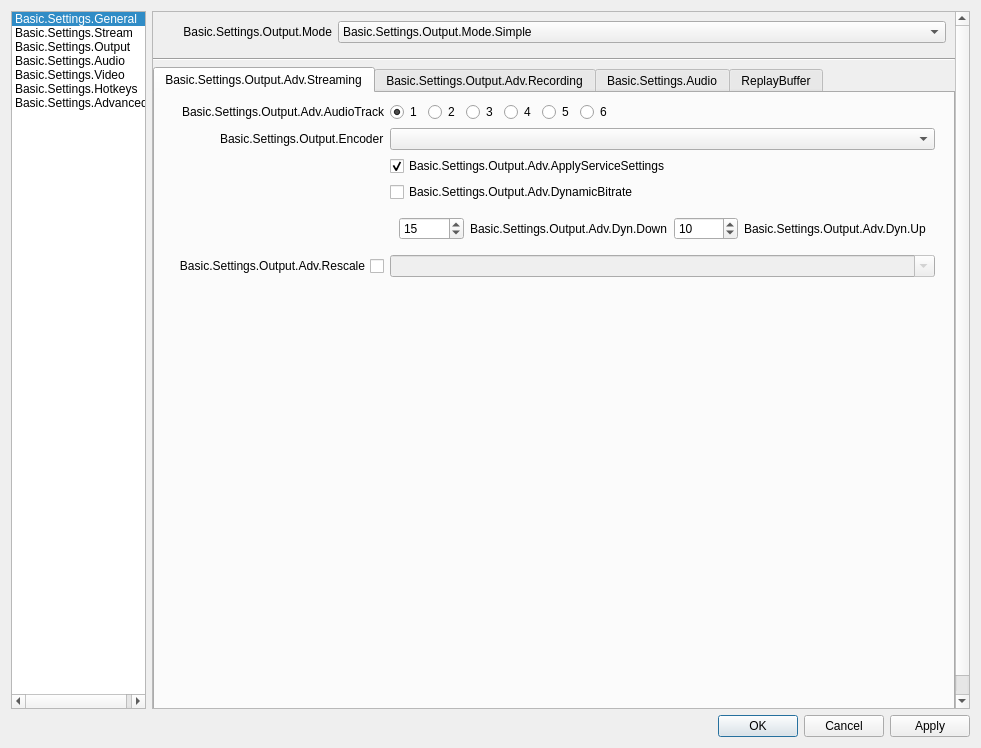
Above: UI/forms/OBSBasicSettings.ui from sahwar/obs-studio before the change. Below: the same form after it.
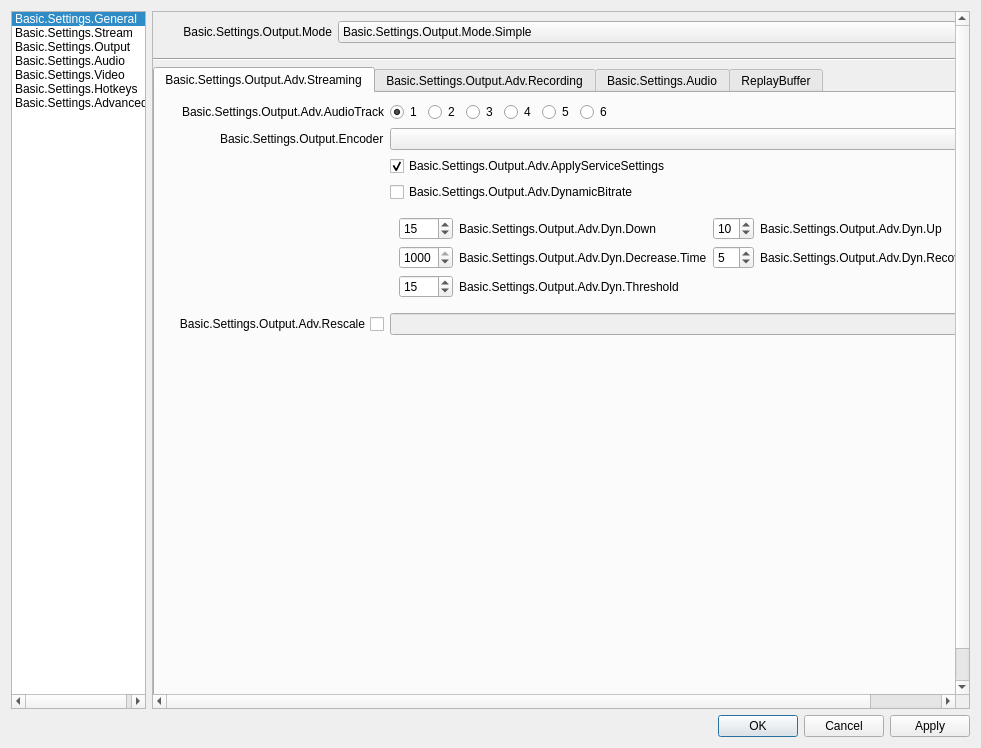
That is the form after the change. The open tabs and pages were chosen to show the change. Icons and pictures are not drawn.

Commit message:
obs-outputs/rtmp: Additional custom parameters for bitrate switching & code cleanup.
In Advanced output mode, gives access to three more parameters:
- the time interval between two bitrate decreases;
- the time interval between tow bitrate increases;
- the congestion threshold at which bitrate will start dropping.

Also, cleaned up dependence on output mode in rtmp-stream.c.

What changed in the file:
```diff
--- a/UI/forms/OBSBasicSettings.ui
+++ b/UI/forms/OBSBasicSettings.ui
@@ -797,7 +797,7 @@
              <rect>
               <x>0</x>
               <y>0</y>
-              <width>818</width>
+              <width>932</width>
               <height>761</height>
              </rect>
             </property>
@@ -1581,23 +1581,17 @@
                               </size>
                              </property>
                              <layout class="QGridLayout" name="gridLayout">
-                              <item row="0" column="0">
-                               <widget class="QSpinBox" name="advOutDynamicDown">
-                                <property name="toolTip">
-                                 <string>Basic.Settings.Output.Adv.DynamicBitrate.Down.Tooltip</string>
-                                </property>
-                                <property name="maximum">
-                                 <number>25</number>
-                                </property>
-                                <property name="value">
-                                 <number>15</number>
+                              <item row="0" column="3">
+                               <widget class="QLabel" name="label_67">
+                                <property name="text">
+                                 <string>Basic.Settings.Output.Adv.Dyn.Up</string>
                                 </property>
                                </widget>
                               </item>
-                              <item row="0" column="1">
-                               <widget class="QLabel" name="label_66">
+                              <item row="2" column="1">
+                               <widget class="QLabel" name="label_68">
                                 <property name="text">
-                                 <string>Basic.Settings.Output.Adv.Dyn.Down</string>
+                                 <string>Basic.Settings.Output.Adv.Dyn.Threshold</string>
                                 </property>
                                </widget>
                               </item>
@@ -1616,7 +1610,7 @@
                                  <set>Qt::AlignLeading|Qt::AlignLeft|Qt::AlignVCenter</set>
                                 </property>
                                 <property name="maximum">
-                                 <number>25</number>
+                                 <number>50</number>
                                 </property>
                                 <property name="value">
                                  <number>10</number>
@@ -1626,10 +1620,82 @@
                                 </property>
                                </widget>
                               </item>
-                              <item row="0" column="3">
-                               <widget class="QLabel" name="label_67">
+                              <item row="0" column="0">
+                               <widget class="QSpinBox" name="advOutDynamicDown">
+                                <property name="toolTip">
+                                 <string>Basic.Settings.Output.Adv.DynamicBitrate.Down.Tooltip</string>
+                                </property>
+                                <property name="maximum">
+                                 <number>50</number>
+                                </property>
+                                <property name="value">
+                                 <number>15</number>
+                                </property>
+                               </widget>
+                              </item>
+                              <item row="2" column="0">
+                               <widget class="QSpinBox" name="advOutDynamicThreshold">
+                                <property name="toolTip">
+                                 <string>Basic.Settings.Output.Adv.DynamicBitrate.Threshold.Tooltip</string>
+                                </property>
+                                <property name="maximum">
+                                 <number>20</number>
+                                </property>
+                                <property name="value">
+                                 <number>15</number>
+                                </property>
+                                <property name="displayIntegerBase">
+                                 <number>10</number>
+                                </property>
+                               </widget>
+                              </item>
+                              <item row="0" column="1">
+                               <widget class="QLabel" name="label_66">
                                 <property name="text">
-                                 <string>Basic.Settings.Output.Adv.Dyn.Up</string>
+                                 <string>Basic.Settings.Output.Adv.Dyn.Down</string>
+                                </property>
+                               </widget>
+                              </item>
+                              <item row="1" column="0">
+                               <widget class="QSpinBox" name="advOutDynamicDecreaseTime">
+                                <property name="toolTip">
+                                 <string>Basic.Settings.Output.Adv.DynamicBitrate.DecreaseTime.Tooltip</string>
+                                </property>
+                                <property name="maximum">
+                                 <number>1000</number>
+                                </property>
+                                <property name="singleStep">
+                                 <number>100</number>
+                                </property>
+                                <property name="value">
+                                 <number>1000</number>
+                                </property>
+                               </widget>
+                              </item>
+                              <item row="1" column="2">
+                               <widget class="QSpinBox" name="advOutDynamicRecoveryTime">
+                                <property name="toolTip">
+                                 <string>Basic.Settings.Output.Adv.DynamicBitrate.RecoveryTime.Tooltip</string>
+                                </property>
+                                <property name="maximum">
+                                 <number>30</number>
+                                </property>
+                                <property name="value">
+                                 <number>5</number>
+                                </property>
+                               </widget>
+                              </item>
+                              <item row="1" column="3">
+                               <widget class="QLabel" name="label_69">
+                                <property name="text">
+                                 <string>Basic.Settings.Output.Adv.Dyn.Recovery.Time</string>
+                                </property>
+                               </widget>
+                              </item>
+                              <item row="1" column="1">
+                               <widget class="QLabel" name="label_70">
+                                <property name="text">
+                                 <string>Basic.Settings.Output.Adv.Dyn.Decrease.Time</string>
                                 </property>
                                </widget>
                               </item>
```
Left out of the diff: 125 changed lines with no effect on the pictures. The commit also changes 11 other files.
